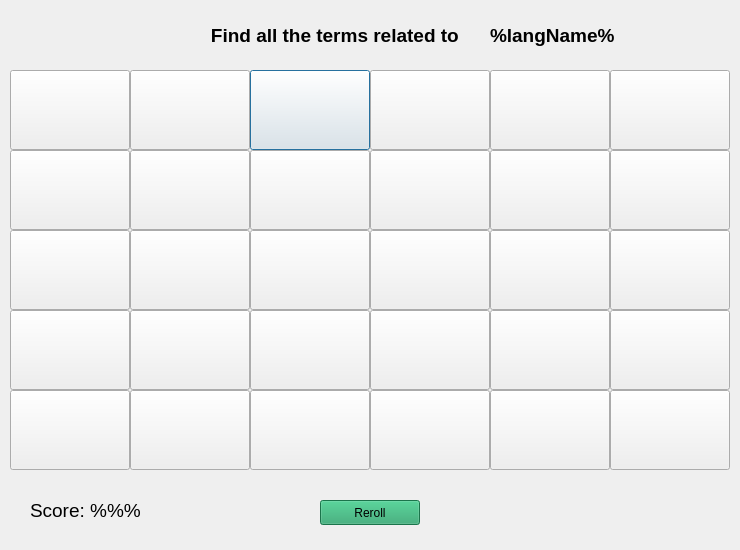
The window that waves/try.ui (matternstsr/Sea-Application) describes before a commit, drawn with Qt 5.
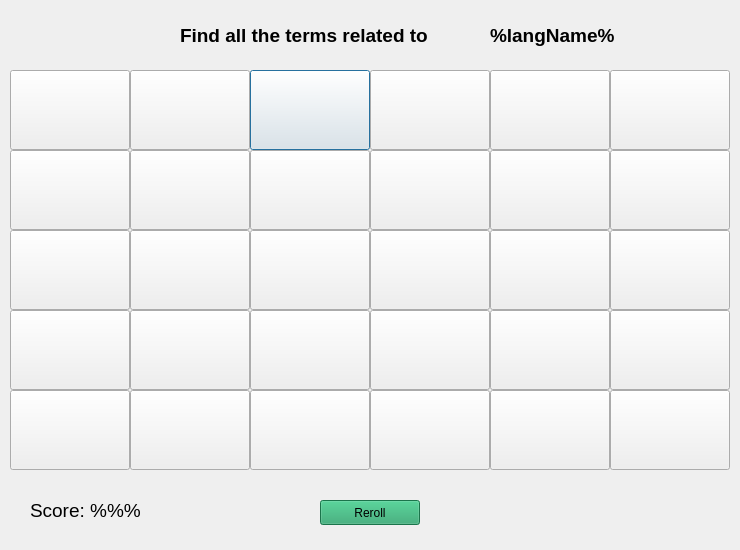
The same window after the commit.

Commit message: Modified the UI with improvments to spacing

Diff of the .ui file:
```diff
--- a/waves/try.ui
+++ b/waves/try.ui
@@ -139,9 +139,9 @@
   <widget class="QLabel" name="puzzleInstructions">
    <property name="geometry">
     <rect>
-     <x>0</x>
+     <x>180</x>
      <y>10</y>
-     <width>675</width>
+     <width>350</width>
      <height>50</height>
     </rect>
    </property>
@@ -156,7 +156,7 @@
     <string>Find all the terms related to </string>
    </property>
    <property name="alignment">
-    <set>Qt::AlignCenter</set>
+    <set>Qt::AlignLeading|Qt::AlignLeft|Qt::AlignVCenter</set>
    </property>
   </widget>
   <widget class="QLabel" name="langName">
@@ -203,8 +203,8 @@
     <rect>
      <x>30</x>
      <y>490</y>
-     <width>131</width>
-     <height>41</height>
+     <width>130</width>
+     <height>40</height>
     </rect>
    </property>
    <property name="font">
```
Left out of the diff: 9 changed lines with no effect on the pictures.
